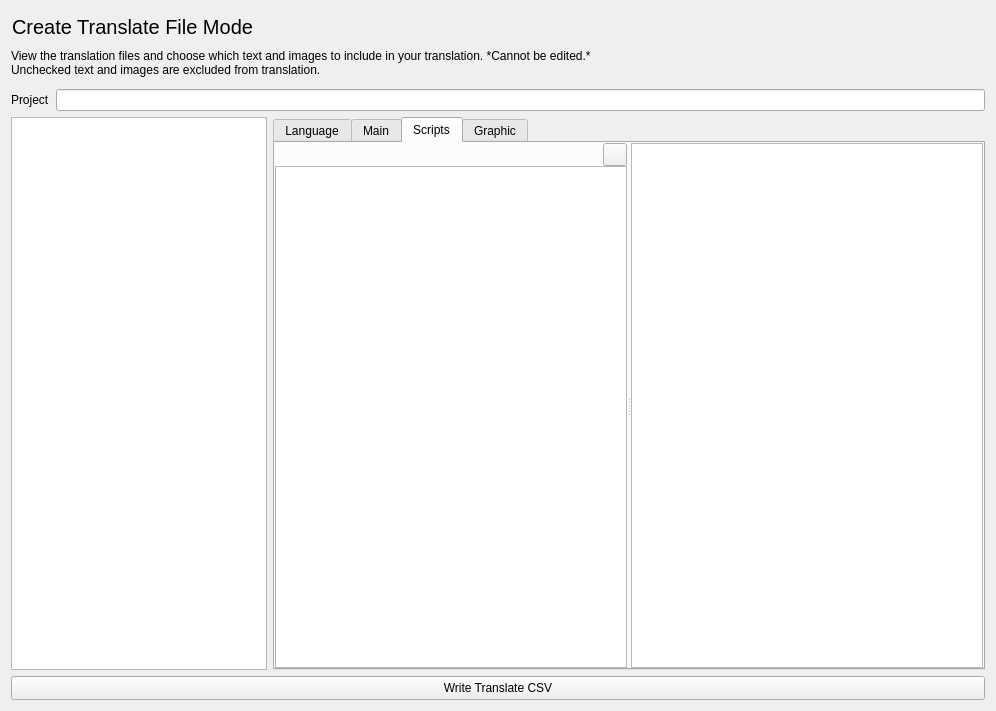
Above: src/ui/WriteModeComponent.ui from MUkoutyan/langscore-app before the change. Below: the same form after it.
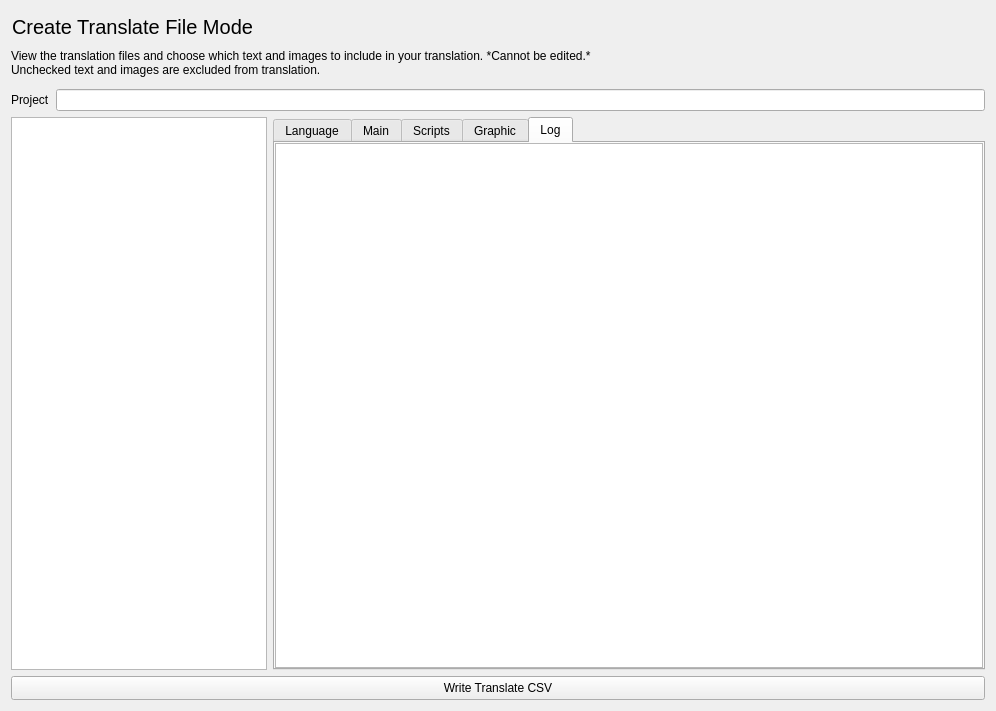
That is the form after the change. Icons and pictures are not drawn. Custom widgets are drawn as their Qt base class.

The edit to the form file:
```diff
--- a/src/ui/WriteModeComponent.ui
+++ b/src/ui/WriteModeComponent.ui
@@ -116,7 +116,7 @@
      <item>
       <widget class="QTabWidget" name="tabWidget">
        <property name="currentIndex">
-        <number>2</number>
+        <number>4</number>
        </property>
        <widget class="QWidget" name="langTab">
         <attribute name="title">
@@ -318,6 +318,31 @@
          </item>
         </layout>
        </widget>
+       <widget class="QWidget" name="tab_4">
+        <attribute name="title">
+         <string>Log</string>
+        </attribute>
+        <layout class="QVBoxLayout" name="verticalLayout_3">
+         <property name="spacing">
+          <number>0</number>
+         </property>
+         <property name="leftMargin">
+          <number>0</number>
+         </property>
+         <property name="topMargin">
+          <number>0</number>
+         </property>
+         <property name="rightMargin">
+          <number>0</number>
+         </property>
+         <property name="bottomMargin">
+          <number>0</number>
+         </property>
+         <item>
+          <widget class="QPlainTextEdit" name="logText"/>
+         </item>
+        </layout>
+       </widget>
       </widget>
      </item>
     </layout>
```
